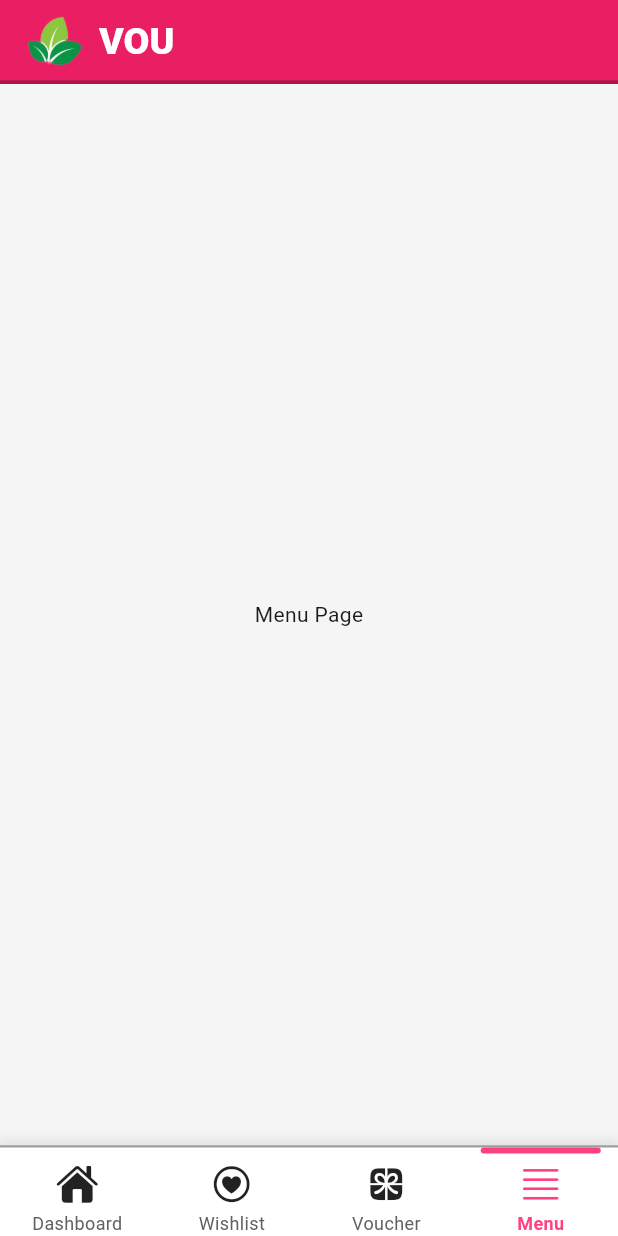
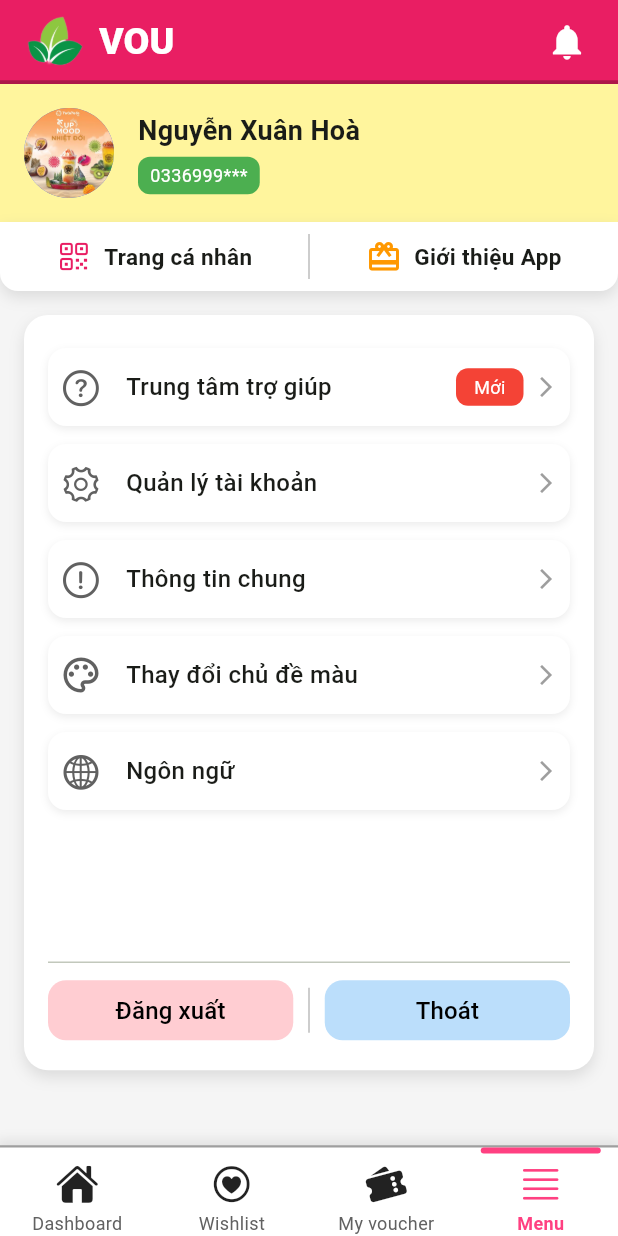
Before and after one commit to hcmus-journey/software-architecture, a Flutter app: the DashboardScreen screen opened directly, item 4 of the bottom bar chosen, on a phone screen of 412 x 824 dp. Run offline on Flutter 3.47's test engine with Material 3 defaults, Android fonts, the light colour scheme and no system bars.

Commit message:
update ui menu

```diff
--- a/client/mobile/voumarketinggame/lib/main.dart
+++ b/client/mobile/voumarketinggame/lib/main.dart
@@ -1,5 +1,6 @@
 import 'package:flutter/material.dart';
 import 'package:provider/provider.dart';
+import 'package:voumarketinggame/pages/slash_page.dart';
 import 'package:voumarketinggame/pages/welcome_page.dart';
 import 'package:voumarketinggame/providers/bottom_navigation_provider.dart';
 import 'package:voumarketinggame/providers/event_provider.dart';
@@ -29,7 +30,7 @@ class MyApp extends StatelessWidget {
       debugShowCheckedModeBanner: false,
       title: 'Flutter Demo',
       theme: lightMode,
-      home: const WelcomeScreen(),
+      home: const SplashScreen(),
     );
   }
 }
--- a/client/mobile/voumarketinggame/lib/pages/dashboard_page.dart
+++ b/client/mobile/voumarketinggame/lib/pages/dashboard_page.dart
@@ -2,6 +2,7 @@ import 'package:flutter/material.dart';
 import 'package:provider/provider.dart';
 import 'package:voumarketinggame/pages/event_detail_page.dart';
 import 'package:voumarketinggame/pages/event_viewall_page.dart';
+import 'package:voumarketinggame/pages/menu_page.dart';
 import 'package:voumarketinggame/pages/voucherlist_page.dart';
 import 'package:voumarketinggame/pages/wishlist_page.dart';
 import 'package:voumarketinggame/providers/bottom_navigation_provider.dart';
@@ -129,7 +130,7 @@ class _DashBoardScreenState extends State<DashboardScreen> {
     const ContentDashboard(),
     const WishlistScreen(),
     const VoucherlistScreen(),
-    const Center(child: Text('Menu Page')),
+    const MenuScreen(),
   ];
 
   @override
--- a/client/mobile/voumarketinggame/lib/pages/event_detail_page.dart
+++ b/client/mobile/voumarketinggame/lib/pages/event_detail_page.dart
@@ -107,6 +107,8 @@ class EventDetailScreen extends StatelessWidget {
                       ],
                     ),
                   ),
+
+                  // Tinh dem voucher vao de nhung ma thay xau, de giong momo cho dep
 
                   // Title and Store Info
                   const SizedBox(height: 7),
--- /dev/null
+++ b/client/mobile/voumarketinggame/lib/pages/menu_page.dart
@@ -0,0 +1,253 @@
+import 'package:flutter/cupertino.dart';
+import 'package:flutter/material.dart';
+
+class MenuScreen extends StatefulWidget {
+  const MenuScreen({super.key});
+
+  @override
+  State<MenuScreen> createState() => _MenuScreenState();
+}
+
+class _MenuScreenState extends State<MenuScreen> {
+  @override
+  Widget build(BuildContext context) {
+    return Scaffold(
+      backgroundColor: Colors.grey[100],
+      body: Column(
+        children: [
+          Container(
+            color: Colors.yellow.shade200,
+            padding: const EdgeInsets.all(16),
+            child: Row(
+              children: [
+                const CircleAvatar(
+                  radius: 30,
+                  backgroundImage: AssetImage('assets/images/toco.png'),
+                ),
+                const SizedBox(width: 16),
+                Column(
+                  crossAxisAlignment: CrossAxisAlignment.start,
+                  children: [
+                    const Text(
+                      'Nguyễn Xuân Hoà',
+                      style: TextStyle(
+                        fontSize: 18,
+                        fontWeight: FontWeight.bold,
+                      ),
+                    ),
+                    Container(
+                      margin: const EdgeInsets.only(top: 4),
+                      padding: const EdgeInsets.symmetric(horizontal: 8, vertical: 4),
+                      decoration: BoxDecoration(
+                        color: Colors.green,
+                        borderRadius: BorderRadius.circular(8),
+                      ),
+                      child: const Text(
+                        '0336999***',
+                        style: TextStyle(
+                          color: Colors.white,
+                          fontSize: 12,
+                        ),
+                      ),
+                    ),
+                  ],
+                ),
+              ],
+            ),
+          ),
+
+          Container(
+            decoration: BoxDecoration(
+              color: Colors.white,
+              borderRadius: const BorderRadius.only(
+                bottomLeft: Radius.circular(12),
+                bottomRight: Radius.circular(12),
+              ),
+              boxShadow: [
+                BoxShadow(
+                  color: Colors.grey.withOpacity(0.3),
+                  blurRadius: 8,
+                  offset: const Offset(0, 4),
+                ),
+              ],
+            ),
+            padding: const EdgeInsets.symmetric(vertical: 8),
+            child: Row(
+              children: [
+                const Expanded(
+                  child: Row(
+                    mainAxisAlignment: MainAxisAlignment.center,
+                    children: [
+                      Icon(CupertinoIcons.qrcode, color: Colors.pink),
+                      SizedBox(width: 8),
+                      Text(
+                        'Trang cá nhân',
+                        style: TextStyle(fontSize: 15, fontWeight: FontWeight.w600),
+                      ),
+                    ],
+                  ),
+                ),
+                Container(
+                  height: 30,
+                  width: 1,
+                  color: Colors.grey.shade400,
+                ),
+                const Expanded(
+                  child: Row(
+                    mainAxisAlignment: MainAxisAlignment.center,
+                    children: [
+                      Icon(Icons.card_giftcard, color: Colors.orange),
+                      SizedBox(width: 8),
+                      Text(
+                        'Giới thiệu App',
+                        style: TextStyle(fontSize: 15, fontWeight: FontWeight.w600),
+                      ),
+                    ],
+                  ),
+                ),
+              ],
+            ),
+          ),
+
+          const SizedBox(height: 16),
+
+          Expanded(
+            child: Container(
+              margin: const EdgeInsets.symmetric(horizontal: 16),
+              padding: const EdgeInsets.all(16),
+              decoration: BoxDecoration(
+                color: Colors.white,
+                borderRadius: BorderRadius.circular(16),
+                boxShadow: [
+                  BoxShadow(
+                    color: Colors.grey.withOpacity(0.3),
+                    blurRadius: 8,
+                    offset: const Offset(0, 4),
+                  ),
+                ],
+              ),
+              child: Column(
+                children: [
+                  Expanded(
+                    child: ListView(
+                      children: const [
+                        MenuItem(icon: CupertinoIcons.question_circle, title: 'Trung tâm trợ giúp', isNew: true),
+                        MenuItem(icon: CupertinoIcons.gear_big, title: 'Quản lý tài khoản'),
+                        MenuItem(icon: CupertinoIcons.exclamationmark_circle, title: 'Thông tin chung'),
+                        MenuItem(icon: Icons.palette_outlined, title: 'Thay đổi chủ đề màu'),
+                        MenuItem(icon: CupertinoIcons.globe, title: 'Ngôn ngữ'),
+                      ],
+                    ),
+                  ),
+                  const Divider(),
+                  Row(
+                    children: [
+                      Expanded(
+                        child: TextButton(
+                          onPressed: () {},
+                          style: TextButton.styleFrom(
+                            backgroundColor: Colors.red[100],
+                            padding: const EdgeInsets.symmetric(horizontal: 12, vertical: 8),
+                            shape: RoundedRectangleBorder(
+                              borderRadius: BorderRadius.circular(12),
+                            ),
+                          ),
+                          child: const Text(
+                            'Đăng xuất',
+                            style: TextStyle(color: Colors.black, fontSize: 16),
+                          ),
+                        ),
+                      ),
+                      Container(
+                        margin: const EdgeInsets.symmetric(horizontal: 10),
+                        height: 30,
+                        width: 1,
+                        color: Colors.grey.shade400,
+                      ),
+                      Expanded(
+                        child: TextButton(
+                          onPressed: () {},
+                          style: TextButton.styleFrom(
+                            backgroundColor: Colors.blue[100],
+                            padding: const EdgeInsets.symmetric(horizontal: 12, vertical: 8),
+                            shape: RoundedRectangleBorder(
+                              borderRadius: BorderRadius.circular(12),
+                            ),
+                          ),
+                          child: const Text(
+                            'Thoát',
+                            style: TextStyle(color: Colors.black, fontSize: 16),
+                          ),
+                        ),
+                      ),
+                    ],
+                  ),
+                ],
+              ),
+            ),
+          ),
+          const SizedBox(height: 50),
+        ],
+      ),
+    );
+  }
+}
+
+class MenuItem extends StatelessWidget {
+  final IconData icon;
+  final String title;
+  final bool isNew;
+
+  const MenuItem({
+    super.key,
+    required this.icon,
+    required this.title,
+    this.isNew = false,
+  });
+
+  @override
+  Widget build(BuildContext context) {
+    return Container(
+      margin: const EdgeInsets.symmetric(vertical: 6),
+      padding: const EdgeInsets.symmetric(vertical: 12, horizontal: 8),
+      decoration: BoxDecoration(
+        color: Colors.white,
+        borderRadius: BorderRadius.circular(12),
+        boxShadow: [
+          BoxShadow(
+            color: Colors.grey.withOpacity(0.2),
+            blurRadius: 4,
+            offset: const Offset(0, 2),
+          ),
+        ],
+      ),
+      child: Row(
+        children: [
+          Icon(icon, size: 28, color: Colors.grey[700]),
+          const SizedBox(width: 16),
+          Expanded(
+            child: Text(
+              title,
+              style: const TextStyle(fontSize: 16, fontWeight: FontWeight.w500),
+            ),
+          ),
+          if (isNew)
+
+            Container(
+              padding: const EdgeInsets.symmetric(horizontal: 12, vertical: 4),
+              decoration: BoxDecoration(
+                color: Colors.red,
+                borderRadius: BorderRadius.circular(8),
+              ),
+              child: const Text(
+                'Mới',
+                style: TextStyle(color: Colors.white, fontSize: 12),
+              ),
+            ),
+          const SizedBox(width: 7),
+          const Icon(Icons.arrow_forward_ios, size: 16, color: Colors.grey),
+        ],
+      ),
+    );
+  }
+}
--- /dev/null
+++ b/client/mobile/voumarketinggame/lib/pages/notification_page.dart
@@ -0,0 +1,21 @@
+import 'package:flutter/material.dart';
+
+class NotificationScreen extends StatelessWidget {
+  const NotificationScreen({super.key});
+
+  @override
+  Widget build(BuildContext context) {
+    return Scaffold(
+      appBar: AppBar(
+        title: const Text('Notifications'),
+        backgroundColor: Colors.pink,
+      ),
+      body: const Center(
+        child: Text(
+          'Notification Pageeee!!!',
+          style: TextStyle(fontSize: 24, fontWeight: FontWeight.bold),
+        ),
+      ),
+    );
+  }
+}
--- /dev/null
+++ b/client/mobile/voumarketinggame/lib/pages/slash_page.dart
@@ -0,0 +1,53 @@
+import 'package:flutter/material.dart';
+import 'package:voumarketinggame/pages/welcome_page.dart';
+
+class SplashScreen extends StatefulWidget {
+  const SplashScreen({super.key});
+
+  @override
+  State<SplashScreen> createState() => _SplashScreenState();
+}
+
+class _SplashScreenState extends State<SplashScreen> {
+  @override
+  void initState() {
+    super.initState();
+    _navigateToHome();
+  }
+
+  Future<void> _navigateToHome() async {
+    await Future.delayed(const Duration(seconds: 3));
+    Navigator.pushReplacement(
+      context,
+      MaterialPageRoute(builder: (context) => const WelcomeScreen()),
+    );
+  }
+
+  @override
+  Widget build(BuildContext context) {
+    return Scaffold(
+      backgroundColor: Colors.white,
+      body: Center(
+        child: Column(
+          mainAxisAlignment: MainAxisAlignment.center,
+          children: [
+            Image.asset(
+              'assets/images/logo.png',
+              height: 150,
+              width: 150,
+            ),
+            const SizedBox(height: 20),
+            const Text(
+              'Vou Marketing Game',
+              style: TextStyle(
+                fontSize: 24,
+                fontWeight: FontWeight.bold,
+                color: Colors.black,
+              ),
+            ),
+          ],
+        ),
+      ),
+    );
+  }
+}
--- a/client/mobile/voumarketinggame/lib/widgets/appbar_widget.dart
+++ b/client/mobile/voumarketinggame/lib/widgets/appbar_widget.dart
@@ -1,8 +1,9 @@
 // app_bar_widget.dart
 import 'package:flutter/material.dart';
+import 'package:voumarketinggame/pages/notification_page.dart';
 
 class CustomAppBar extends StatelessWidget implements PreferredSizeWidget {
-  const CustomAppBar({Key? key}) : super(key: key);
+  const CustomAppBar({super.key});
 
   @override
   Widget build(BuildContext context) {
@@ -46,6 +47,22 @@ class CustomAppBar extends StatelessWidget implements PreferredSizeWidget {
           ),
         ],
       ),
+      actions: [
+        IconButton(
+          icon: const Icon(Icons.notifications),
+          color: Colors.white,
+          iconSize: 28,
+          onPressed: () {
+            Navigator.push(
+              context,
+              MaterialPageRoute(
+                builder: (context) => const NotificationScreen(),
+              ),
+            );
+          },
+        ),
+        const SizedBox(width: 10),
+      ],
     );
   }
 
--- a/client/mobile/voumarketinggame/lib/widgets/bottom_navigation_widget.dart
+++ b/client/mobile/voumarketinggame/lib/widgets/bottom_navigation_widget.dart
@@ -44,8 +44,8 @@ class BottomNavBar extends StatelessWidget {
             onTap: () => onTap(1),
           ),
           _buildNavItem(
-            icon: CupertinoIcons.gift_alt_fill,
-            label: 'Voucher',
+            icon: CupertinoIcons.tickets_fill,
+            label: 'My voucher',
             isSelected: currentIndex == 2,
             onTap: () => onTap(2),
           ),
--- a/client/mobile/voumarketinggame/lib/widgets/voucher_list_widget.dart
+++ b/client/mobile/voumarketinggame/lib/widgets/voucher_list_widget.dart
@@ -118,20 +118,20 @@ class VoucherItem extends StatelessWidget {
                   child: ElevatedButton(
                     onPressed: onTap,
                     style: ElevatedButton.styleFrom(
-                      backgroundColor: Colors.pink, // Màu nền hồng
-                      foregroundColor: Colors.white, // Màu chữ trắng
+                      backgroundColor: Colors.pink,
+                      foregroundColor: Colors.white,
                       shape: RoundedRectangleBorder(
-                        borderRadius: BorderRadius.circular(10), // Bo góc
+                        borderRadius: BorderRadius.circular(10),
                       ),
                       elevation: 6, // Độ nổi (shadow)
-                      shadowColor: Colors.pink.withOpacity(0.5), // Màu bóng hồng nhạt
-                      padding: const EdgeInsets.symmetric(horizontal: 10, vertical: 8), // Padding
+                      shadowColor: Colors.pink.withOpacity(0.5),
+                      padding: const EdgeInsets.symmetric(horizontal: 10, vertical: 8),
                     ),
                     child: const Text(
                       'Sử dụng ngay',
                       style: TextStyle(
                         fontSize: 12,
-                        fontWeight: FontWeight.w600, // Tăng độ đậm cho chữ
+                        fontWeight: FontWeight.w600,
                       ),
                     ),
                   ),
--- a/client/mobile/voumarketinggame/pubspec.yaml
+++ b/client/mobile/voumarketinggame/pubspec.yaml
@@ -51,6 +51,8 @@ dev_dependencies:
   # rules and activating additional ones.
   flutter_lints: ^4.0.0
 
+
+
 # For information on the generic Dart part of this file, see the
 # following page: https://dart.dev/tools/pub/pubspec
 
@@ -65,6 +67,8 @@ flutter:
   # To add assets to your application, add an assets section, like this:
   assets:
     - assets/images/
+
+
 
   # An image asset can refer to one or more resolution-specific "variants", see
   # https://flutter.dev/to/resolution-aware-images
```
Also changed, not shown: 23 other files. Lines whose indentation alone changed are shown as unchanged.
